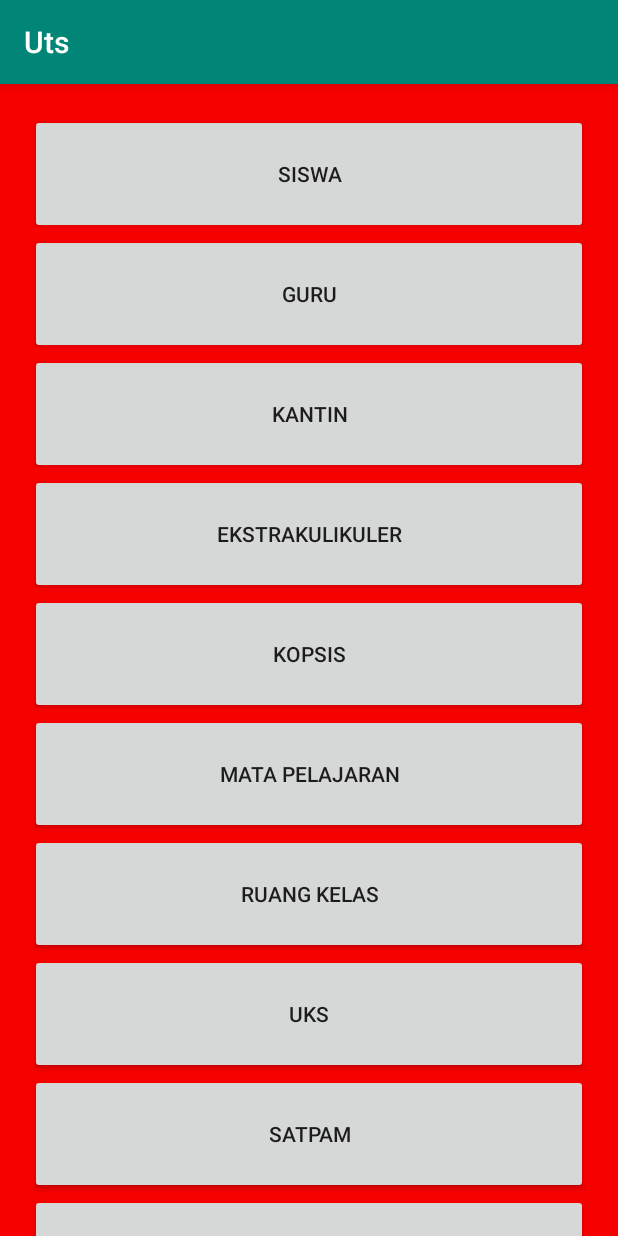
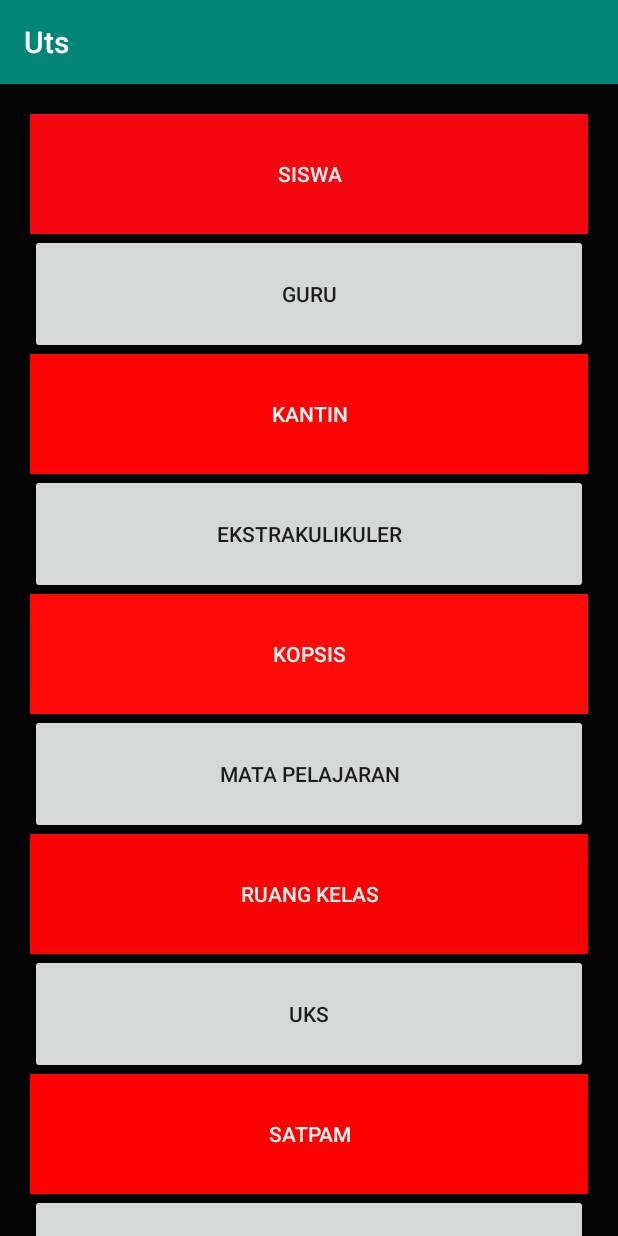
Before and after one commit to jimmyaudrio/UTS, an Android app: the screen it shows after launch (MainActivity), on a phone screen of 412 x 824 dp. Run offline under Robolectric (Android 15) with nearby library versions, the phone set to English and light mode, and no system bars.

Commit message:
UTS selesai

```diff
--- a/app/src/main/res/layout/activity_main.xml
+++ b/app/src/main/res/layout/activity_main.xml
@@ -5,7 +5,7 @@ cukup bungkus konten-->
 <ScrollView xmlns:tools="http://schemas.android.com/tools"
     android:layout_height="match_parent"
     android:gravity="center"
-    android:background="#F70000"
+    android:background="#008577"
     android:layout_width="match_parent"
     xmlns:android="http://schemas.android.com/apk/res/android">
 <!--    sebuah scrollview hanya bisa memiliki 1 anak-->
@@ -14,6 +14,7 @@ cukup bungkus konten-->
     <LinearLayout
         android:layout_width="match_parent"
         android:layout_height="wrap_content"
+        android:background="#030303"
         android:orientation="vertical"
         android:padding="20dp"
         tools:context=".MainActivity">
@@ -22,8 +23,10 @@ cukup bungkus konten-->
             android:id="@+id/buttonsiswa"
             android:layout_width="match_parent"
             android:layout_height="80dp"
+            android:background="#F50710"
             android:onClick="handleSiswa"
-            android:text="@string/siswa" />
+            android:text="@string/siswa"
+            android:textColor="#F7EFEF" />
 
         <Button
             android:id="@+id/button2"
@@ -35,7 +38,9 @@ cukup bungkus konten-->
             android:id="@+id/button3"
             android:layout_width="match_parent"
             android:layout_height="80dp"
-            android:text="@string/kantin" />
+            android:background="#FC0404"
+            android:text="@string/kantin"
+            android:textColor="#FFF9F9" />
 
         <Button
             android:id="@+id/button4"
@@ -47,7 +52,9 @@ cukup bungkus konten-->
             android:id="@+id/button5"
             android:layout_width="match_parent"
             android:layout_height="80dp"
-            android:text="@string/kopsis" />
+            android:background="#FF0909"
+            android:text="@string/kopsis"
+            android:textColor="#FFF9F9" />
 
         <Button
             android:id="@+id/button6"
@@ -59,7 +66,9 @@ cukup bungkus konten-->
             android:id="@+id/button7"
             android:layout_width="match_parent"
             android:layout_height="80dp"
-            android:text="@string/ruangkel" />
+            android:background="#F80303"
+            android:text="@string/ruangkel"
+            android:textColor="#F5EFEF" />
 
         <Button
             android:id="@+id/button8"
@@ -71,13 +80,15 @@ cukup bungkus konten-->
             android:id="@+id/button9"
             android:layout_width="match_parent"
             android:layout_height="80dp"
-            android:text="@string/satpam" />
+            android:background="#FD0101"
+            android:text="@string/satpam"
+            android:textColor="#FFF8F8" />
 
         <Button
             android:id="@+id/button10"
             android:layout_width="match_parent"
             android:layout_height="80dp"
-            android:text="@string/exit"
-            android:onClick="handleExit"/>
+            android:onClick="handleExit"
+            android:text="@string/exit" />
     </LinearLayout>
 </ScrollView>
--- a/app/src/main/res/values/colors.xml
+++ b/app/src/main/res/values/colors.xml
@@ -2,5 +2,5 @@
 <resources>
     <color name="colorPrimary">#008577</color>
     <color name="colorPrimaryDark">#00574B</color>
-    <color name="colorAccent">#D81B60</color>
+    <color name="colorAccent">#AAA8A1</color>
 </resources>
```
